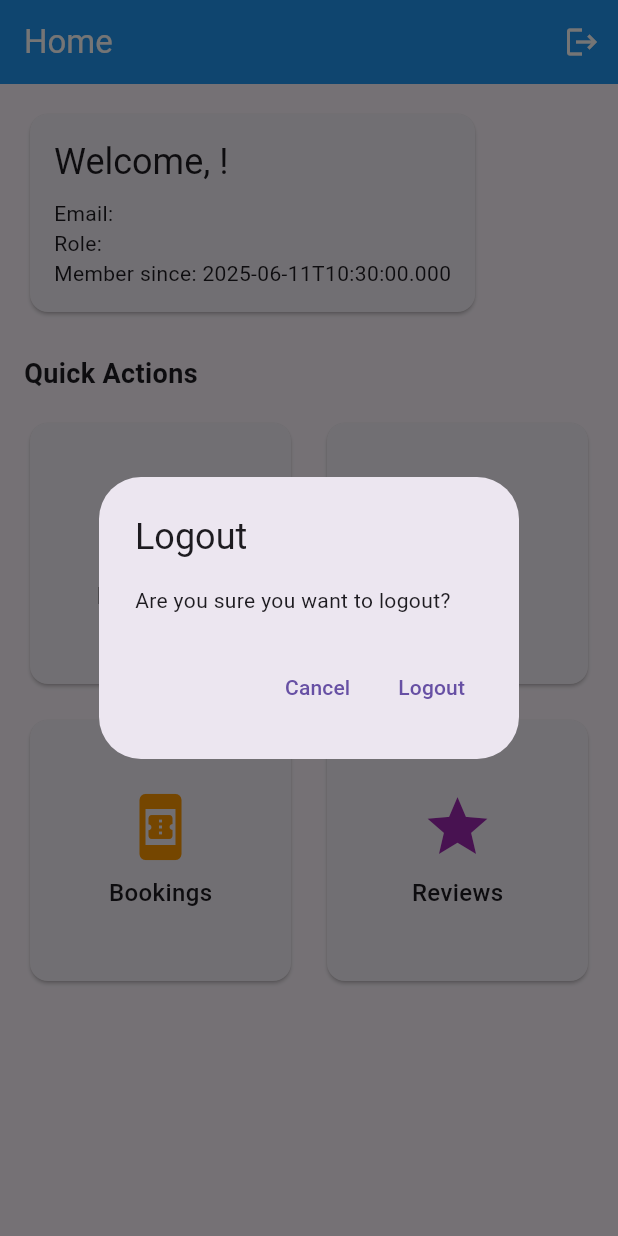
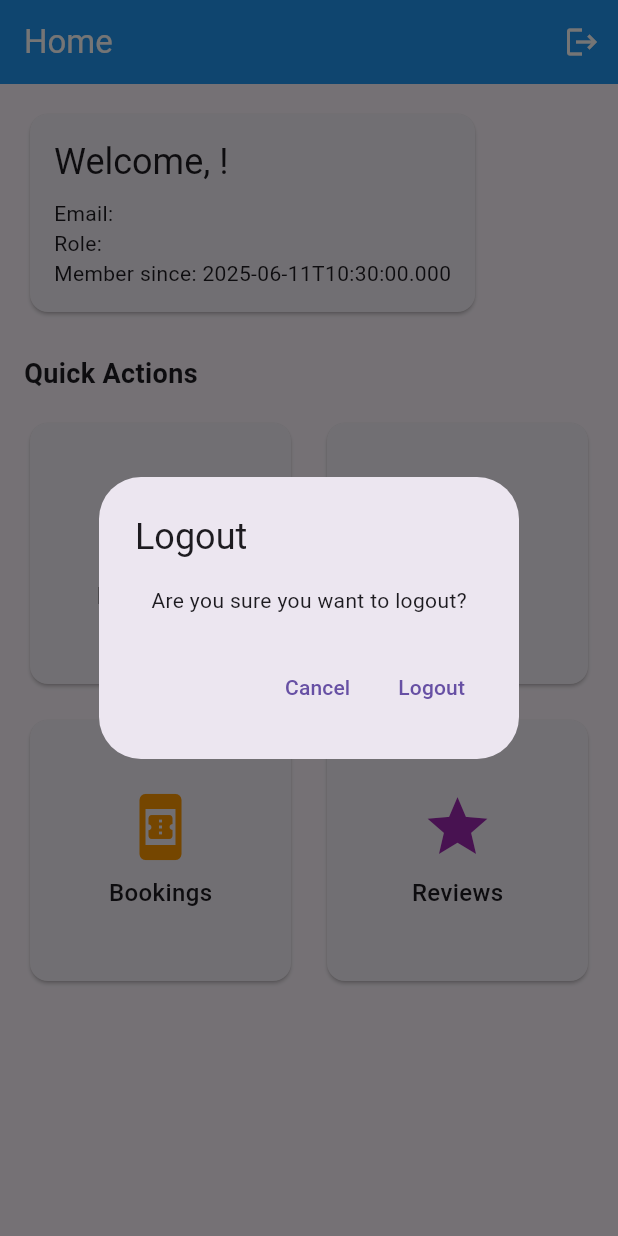
Before and after one commit to algieinact/mobile_infoma_v2, a Flutter app: the HomeScreen screen opened directly, after a tap on the "logout" icon, on a phone screen of 412 x 824 dp. Run offline on Flutter 3.47's test engine with Material 3 defaults, Android fonts, the phone set to English and light mode, and no system bars; our stand-ins replace shared_preferences; accounts and stored records are empty.

Commit message:
third commit

```diff
--- a/lib/main.dart
+++ b/lib/main.dart
@@ -1,4 +1,5 @@
 import 'package:flutter/material.dart';
+import 'package:mobile_infoma_v2/screens/home_screen.dart';
 import 'package:provider/provider.dart';
 import 'providers/auth_provider.dart';
 import 'providers/residence_provider.dart';
@@ -56,7 +57,9 @@ class MyApp extends StatelessWidget {
           ),
         ),
         home: const AuthWrapper(),
-        routes: {'/residences': (context) => const ResidenceListScreen()},
+        routes: {
+          '/residences': (context) => const ResidenceListScreen(),
+        },
         debugShowCheckedModeBanner: false,
       ),
     );
--- a/lib/models/residence_model.dart
+++ b/lib/models/residence_model.dart
@@ -5,22 +5,27 @@ class Residence {
   final String title;
   final String slug;
   final String description;
+  final String type;
+  final double price;
+  final String pricePeriod;
   final String address;
   final String city;
   final String province;
-  final double price;
+  final double? latitude;
+  final double? longitude;
+  final List<String> facilities;
+  final List<String> rules;
+  final List<String>? images;
   final int totalRooms;
   final int availableRooms;
-  final String type;
-  final String gender;
-  final List<String> facilities;
-  final List<String> images;
+  final String genderType;
   final double rating;
   final int totalReviews;
   final bool isActive;
   final bool isFeatured;
-  final DateTime? createdAt;
-  final DateTime? updatedAt;
+  final String? availableFrom;
+  final DateTime createdAt;
+  final DateTime updatedAt;
 
   Residence({
     required this.id,
@@ -29,22 +34,27 @@ class Residence {
     required this.title,
     required this.slug,
     required this.description,
+    required this.type,
+    required this.price,
+    required this.pricePeriod,
     required this.address,
     required this.city,
     required this.province,
-    required this.price,
+    this.latitude,
+    this.longitude,
+    required this.facilities,
+    required this.rules,
+    this.images,
     required this.totalRooms,
     required this.availableRooms,
-    required this.type,
-    required this.gender,
-    required this.facilities,
-    required this.images,
+    required this.genderType,
     required this.rating,
     required this.totalReviews,
     required this.isActive,
     required this.isFeatured,
-    this.createdAt,
-    this.updatedAt,
+    this.availableFrom,
+    required this.createdAt,
+    required this.updatedAt,
   });
 
   factory Residence.fromJson(Map<String, dynamic> json) {
@@ -55,30 +65,31 @@ class Residence {
       title: json['title'],
       slug: json['slug'],
       description: json['description'],
+      type: json['type'],
+      price: json['price'] is String
+          ? double.parse(json['price'])
+          : json['price'].toDouble(),
+      pricePeriod: json['price_period'],
       address: json['address'],
       city: json['city'],
       province: json['province'],
-      price: json['price'] is String
-          ? double.parse(json['price'])
-          : json['price'].toDouble(),
+      latitude: json['latitude'],
+      longitude: json['longitude'],
+      facilities: List<String>.from(json['facilities']),
+      rules: List<String>.from(json['rules']),
+      images: json['images'] != null ? List<String>.from(json['images']) : null,
       totalRooms: json['total_rooms'],
       availableRooms: json['available_rooms'],
-      type: json['type'],
-      gender: json['gender'],
-      facilities: List<String>.from(json['facilities']),
-      images: List<String>.from(json['images']),
+      genderType: json['gender_type'],
       rating: json['rating'] is String
           ? double.parse(json['rating'])
           : json['rating'].toDouble(),
       totalReviews: json['total_reviews'],
       isActive: json['is_active'],
       isFeatured: json['is_featured'],
-      createdAt: json['created_at'] != null
-          ? DateTime.parse(json['created_at'])
-          : null,
-      updatedAt: json['updated_at'] != null
-          ? DateTime.parse(json['updated_at'])
-          : null,
+      availableFrom: json['available_from'],
+      createdAt: DateTime.parse(json['created_at']),
+      updatedAt: DateTime.parse(json['updated_at']),
     );
   }
 
@@ -90,22 +101,27 @@ class Residence {
       'title': title,
       'slug': slug,
       'description': description,
+      'type': type,
+      'price': price,
+      'price_period': pricePeriod,
       'address': address,
       'city': city,
       'province': province,
-      'price': price,
+      'latitude': latitude,
+      'longitude': longitude,
+      'facilities': facilities,
+      'rules': rules,
+      'images': images,
       'total_rooms': totalRooms,
       'available_rooms': availableRooms,
-      'type': type,
-      'gender': gender,
-      'facilities': facilities,
-      'images': images,
+      'gender_type': genderType,
       'rating': rating,
       'total_reviews': totalReviews,
       'is_active': isActive,
       'is_featured': isFeatured,
-      'created_at': createdAt?.toIso8601String(),
-      'updated_at': updatedAt?.toIso8601String(),
+      'available_from': availableFrom,
+      'created_at': createdAt.toIso8601String(),
+      'updated_at': updatedAt.toIso8601String(),
     };
   }
 }
--- a/lib/providers/residence_provider.dart
+++ b/lib/providers/residence_provider.dart
@@ -160,7 +160,7 @@ class ResidenceProvider with ChangeNotifier {
   }) {
     _filteredResidences = _residences.where((residence) {
       if (type != null && residence.type != type) return false;
-      if (gender != null && residence.gender != gender) return false;
+      if (gender != null && residence.genderType != gender) return false;
       if (minPrice != null && residence.price < minPrice) return false;
       if (maxPrice != null && residence.price > maxPrice) return false;
       return true;
--- a/lib/screens/activity_form_screen.dart
+++ b/lib/screens/activity_form_screen.dart
@@ -126,6 +126,7 @@ class _ActivityFormScreenState extends State<ActivityFormScreen> {
         'requirements': _requirementsController.text,
         'benefits': _benefitsController.text,
         'max_participants': int.parse(_maxParticipantsController.text),
+        'category_id': widget.activity?.categoryId ?? 1,
       };
 
       if (widget.activity == null) {
--- a/lib/screens/home_screen.dart
+++ b/lib/screens/home_screen.dart
@@ -16,6 +16,22 @@ class HomeScreen extends StatefulWidget {
 }
 
 class _HomeScreenState extends State<HomeScreen> {
+  bool _isProviderScreen = false;
+
+  @override
+  void initState() {
+    super.initState();
+    // Check user role once when screen is initialized
+    WidgetsBinding.instance.addPostFrameCallback((_) {
+      final user = context.read<AuthProvider>().user;
+      if (user != null && user.role == AppConstants.providerRole) {
+        setState(() {
+          _isProviderScreen = true;
+        });
+      }
+    });
+  }
+
   @override
   Widget build(BuildContext context) {
     return Consumer<AuthProvider>(
@@ -29,7 +45,7 @@ class _HomeScreenState extends State<HomeScreen> {
         }
 
         // Show provider dashboard for users with provider role
-        if (user.role == AppConstants.providerRole) {
+        if (_isProviderScreen) {
           return const ProviderDashboardScreen();
         }
 
@@ -190,22 +206,52 @@ class _HomeScreenState extends State<HomeScreen> {
     showDialog(
       context: context,
       builder: (BuildContext context) {
+        return Consumer<AuthProvider>(
+          builder: (context, authProvider, child) {
             return AlertDialog(
               title: const Text('Logout'),
-          content: const Text('Are you sure you want to logout?'),
+              content: Column(
+                mainAxisSize: MainAxisSize.min,
+                children: [
+                  const Text('Are you sure you want to logout?'),
+                  if (authProvider.isLoading)
+                    const Padding(
+                      padding: EdgeInsets.only(top: 16.0),
+                      child: CircularProgressIndicator(),
+                    ),
+                ],
+              ),
               actions: [
                 TextButton(
-              onPressed: () => Navigator.of(context).pop(),
+                  onPressed: authProvider.isLoading
+                      ? null
+                      : () => Navigator.of(context).pop(),
                   child: const Text('Cancel'),
                 ),
                 TextButton(
-              onPressed: () async {
+                  onPressed: authProvider.isLoading
+                      ? null
+                      : () async {
+                          try {
+                            await authProvider.logout();
+                            if (mounted) {
+                              Navigator.of(context).pushNamedAndRemoveUntil(
+                                '/',
+                                (route) => false,
+                              );
+                            }
+                          } catch (e) {
+                            if (mounted) {
+                              ScaffoldMessenger.of(context).showSnackBar(
+                                SnackBar(
+                                  content:
+                                      Text('Logout failed: ${e.toString()}'),
+                                  backgroundColor: Colors.red,
+                                ),
+                              );
                               Navigator.of(context).pop();
-                await Provider.of<AuthProvider>(context, listen: false)
-                    .logout();
-                Navigator.of(context).pushReplacement(
-                  MaterialPageRoute(builder: (context) => const LoginScreen()),
-                );
+                            }
+                          }
                         },
                   child: const Text('Logout'),
                 ),
@@ -213,5 +259,7 @@ class _HomeScreenState extends State<HomeScreen> {
             );
           },
         );
+      },
+    );
   }
 }
--- a/lib/screens/residence_detail_screen.dart
+++ b/lib/screens/residence_detail_screen.dart
@@ -69,9 +69,9 @@ class _ResidenceDetailScreenState extends State<ResidenceDetailScreen> {
                 expandedHeight: 300,
                 pinned: true,
                 flexibleSpace: FlexibleSpaceBar(
-                  background: residence.images.isNotEmpty
+                  background: residence.images?.isNotEmpty ?? false
                       ? Image.network(
-                          residence.images.first,
+                          residence.images!.first,
                           fit: BoxFit.cover,
                           errorBuilder: (context, error, stackTrace) {
                             return Container(
--- a/lib/screens/residence_form_screen.dart
+++ b/lib/screens/residence_form_screen.dart
@@ -37,7 +37,7 @@ class _ResidenceFormScreenState extends State<ResidenceFormScreen> {
       _priceController.text = widget.residence!.price.toString();
       _capacityController.text = widget.residence!.totalRooms.toString();
       _type = widget.residence!.type;
-      _gender = widget.residence!.gender;
+      _gender = widget.residence!.genderType;
     }
   }
 
--- a/lib/services/residence_service.dart
+++ b/lib/services/residence_service.dart
@@ -22,6 +22,7 @@ class ResidenceService {
         throw Exception('Failed to load residences');
       }
     } catch (e) {
+      print('Error loading residences: $e');
       throw Exception('Error loading residences: $e');
     }
   }
--- a/lib/widgets/residence_card.dart
+++ b/lib/widgets/residence_card.dart
@@ -34,12 +34,12 @@ class ResidenceCard extends StatelessWidget {
           crossAxisAlignment: CrossAxisAlignment.start,
           children: [
             // Residence Image
-            if (residence.images.isNotEmpty)
+            if (residence.images?.isNotEmpty ?? false)
               ClipRRect(
                 borderRadius:
                     const BorderRadius.vertical(top: Radius.circular(4)),
                 child: Image.network(
-                  residence.images.first,
+                  residence.images!.first,
                   height: 200,
                   width: double.infinity,
                   fit: BoxFit.cover,
```
Lines whose indentation alone changed are shown as unchanged.
